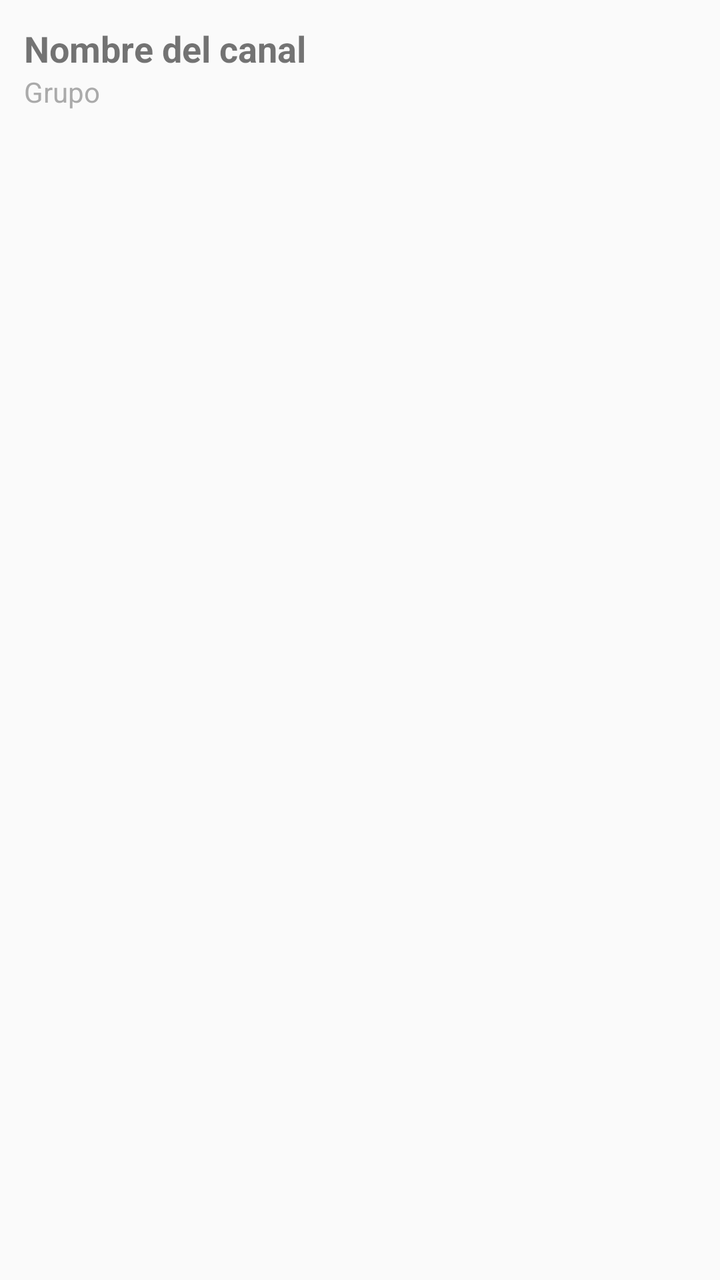
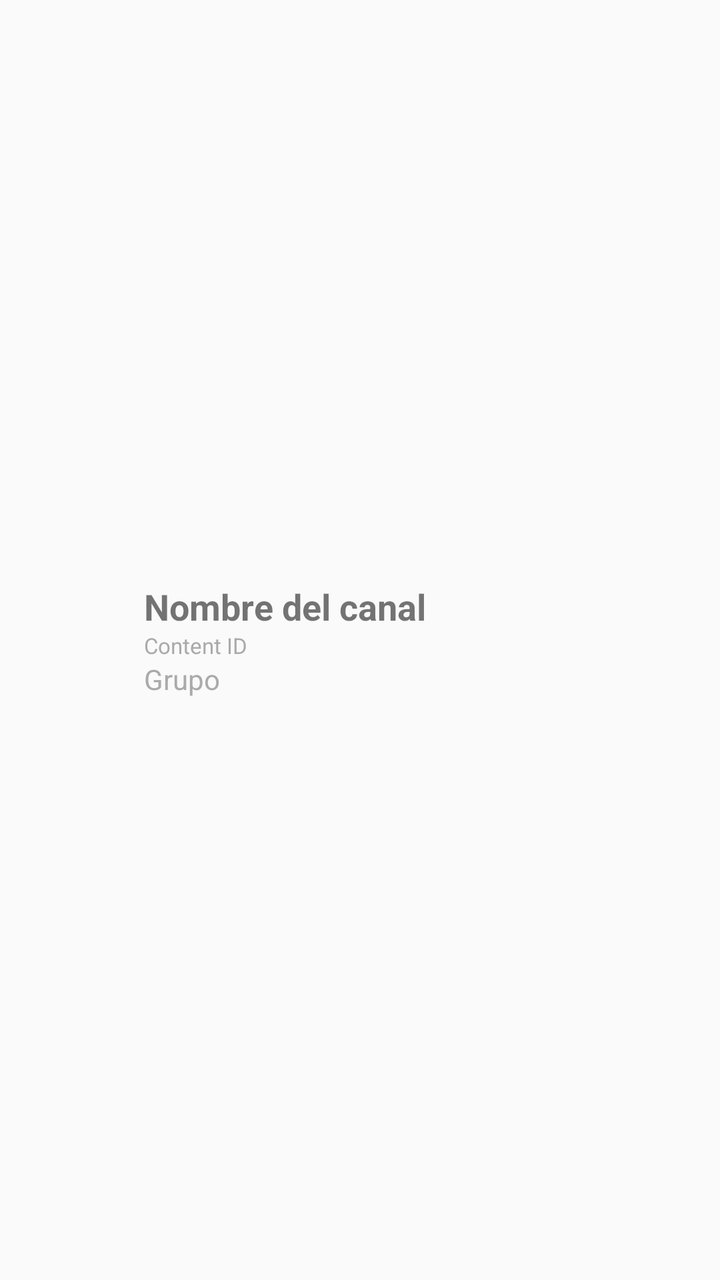

Compare the two renders of this Android layout. The source of the first and the diff that turns it into the second are given below.
<!-- AndroidManifest.xml: application theme Theme.CronosTV -->
<!-- res/layout/item_canal.xml -->
<?xml version="1.0" encoding="utf-8"?>
<LinearLayout xmlns:android="http://schemas.android.com/apk/res/android"
    android:layout_width="match_parent"
    android:layout_height="wrap_content"
    android:orientation="vertical"
    android:padding="12dp"
    android:background="?attr/selectableItemBackground">

    <TextView
        android:id="@+id/tvNombreCanal"
        android:layout_width="match_parent"
        android:layout_height="wrap_content"
        android:textSize="18sp"
        android:textStyle="bold"
        android:text="Nombre del canal" />

    <TextView
        android:id="@+id/tvGrupoCanal"
        android:layout_width="match_parent"
        android:layout_height="wrap_content"
        android:textSize="14sp"
        android:textColor="@android:color/darker_gray"
        android:text="Grupo" />

</LinearLayout>
<!-- resources referenced by this layout -->
<resources>
  <style name="Theme.CronosTV" parent="Theme.AppCompat.DayNight.NoActionBar" />
</resources>

<!-- the commit's change to res/layout/item_canal.xml (unified diff, before → after) -->
@@ -2,24 +2,51 @@
 <LinearLayout xmlns:android="http://schemas.android.com/apk/res/android"
     android:layout_width="match_parent"
     android:layout_height="wrap_content"
-    android:orientation="vertical"
+    android:orientation="horizontal"
+    android:gravity="center_vertical"
     android:padding="12dp"
     android:background="?attr/selectableItemBackground">
 
-    <TextView
-        android:id="@+id/tvNombreCanal"
-        android:layout_width="match_parent"
+    <ImageView
+        android:id="@+id/ivLogoCanal"
+        android:layout_width="48dp"
+        android:layout_height="48dp"
+        android:layout_marginEnd="12dp"
+        android:scaleType="fitCenter"
+        android:contentDescription="Logo del canal" />
+
+    <LinearLayout
+        android:layout_width="0dp"
         android:layout_height="wrap_content"
-        android:textSize="18sp"
-        android:textStyle="bold"
-        android:text="Nombre del canal" />
+        android:layout_weight="1"
+        android:orientation="vertical">
 
-    <TextView
-        android:id="@+id/tvGrupoCanal"
-        android:layout_width="match_parent"
-        android:layout_height="wrap_content"
-        android:textSize="14sp"
-        android:textColor="@android:color/darker_gray"
-        android:text="Grupo" />
+        <TextView
+            android:id="@+id/tvNombreCanal"
+            android:layout_width="match_parent"
+            android:layout_height="wrap_content"
+            android:textSize="18sp"
+            android:textStyle="bold"
+            android:text="Nombre del canal" />
+
+        <TextView
+            android:id="@+id/tvCodigoCanal"
+            android:layout_width="match_parent"
+            android:layout_height="wrap_content"
+            android:textSize="11sp"
+            android:textColor="@android:color/darker_gray"
+            android:maxLines="1"
+            android:ellipsize="end"
+            android:text="Content ID" />
+
+        <TextView
+            android:id="@+id/tvGrupoCanal"
+            android:layout_width="match_parent"
+            android:layout_height="wrap_content"
+            android:textSize="14sp"
+            android:textColor="@android:color/darker_gray"
+            android:text="Grupo" />
+
+    </LinearLayout>
 
 </LinearLayout>
